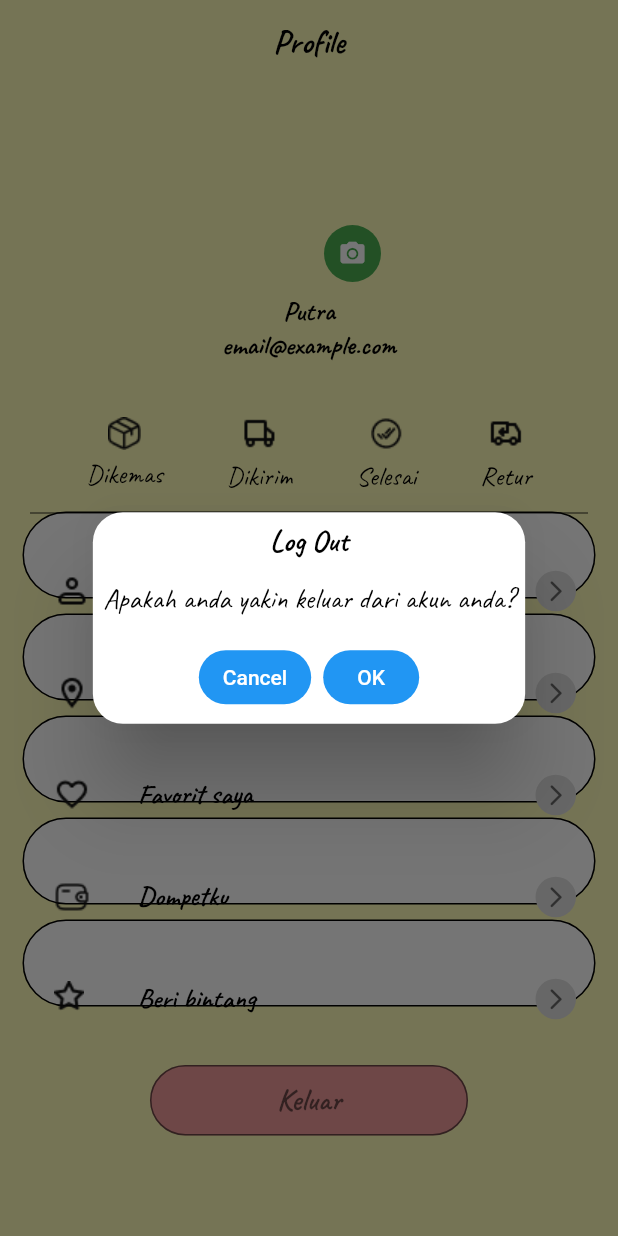
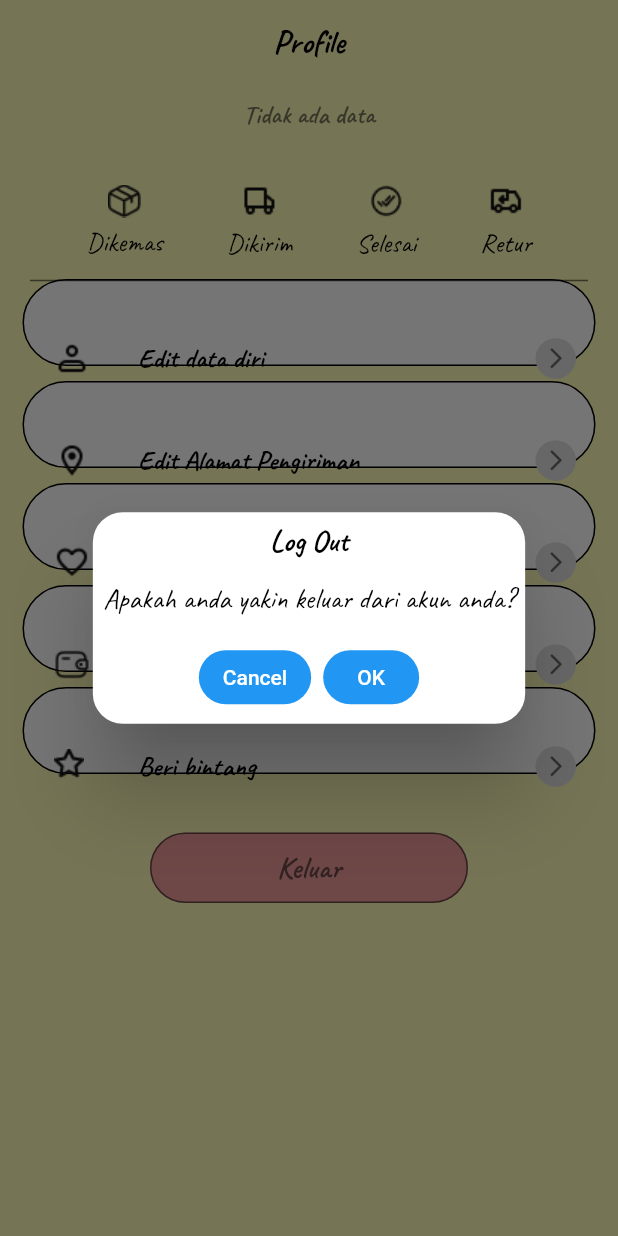
Before and after one commit to craftgirlsss/craftgirlsss-flutter, a Flutter app: the ProfileTab screen opened directly, after a tap on "Keluar", on a phone screen of 412 x 824 dp. Run offline on Flutter 3.47's test engine with Material 2 defaults, Android fonts, the light colour scheme and no system bars; our stand-ins replace animated_text_kit, bottom_navy_bar, get, image_picker, photo_view, shared_preferences and 2 more; missing offline and left inert: jumping_dot; accounts and stored records are empty.

Commit message:
fetch profiles data and crate schema storage supabase

```diff
--- a/lib/src/controllers/GetxController/login_controller.dart
+++ b/lib/src/controllers/GetxController/login_controller.dart
@@ -19,7 +19,7 @@ class LoginCrontroller extends GetxController {
     SharedPreferences prefs = await SharedPreferences.getInstance();
     isLoadingSignIn.value = true;
     List checkEmail =
-        await vars.client.from('user').select().eq('email', email);
+        await vars.client.from('user').select('*').eq('email', email);
     if (checkEmail.isNotEmpty) {
       try {
         await vars.client.auth
@@ -67,6 +67,7 @@ class LoginCrontroller extends GetxController {
       }
     } catch (e) {
       kAlertGagal(context, title: e.toString());
+      isLoadingSignUp.value = false;
     }
     isLoadingSignUp.value = false;
   }
--- /dev/null
+++ b/lib/src/controllers/GetxController/profile_controller.dart
@@ -0,0 +1,62 @@
+import 'dart:io';
+import 'package:craftgirlsss/src/models/profilemodels/profilemodels.dart';
+import 'package:craftgirlsss/src/view-models/popup/alertgagal/alertgagal.dart';
+import 'package:get/get.dart';
+import 'package:craftgirlsss/src/helpers/globalvariable/variablehelper.dart'
+    as vars;
+import 'package:image_picker/image_picker.dart';
+import 'package:supabase_flutter/supabase_flutter.dart';
+
+class ProfileController extends GetxController {
+  var isLoadingProfilePage = false.obs;
+  var isLoadingUploadImage = false.obs;
+  var profileModels = <ProfileModels>[].obs;
+  var urlPhotoSupabase = ''.obs;
+  var id = vars.client.auth.currentUser?.id;
+  @override
+  void onInit() {
+    super.onInit();
+    fetchProfile();
+  }
+
+  fetchProfile() async {
+    isLoadingProfilePage.value = true;
+    try {
+      List resultProfilesDetail =
+          await vars.client.from('cr_profiles').select('*').eq('user_uuid', id);
+      profileModels.value =
+          resultProfilesDetail.map((e) => ProfileModels.fromJson(e)).toList();
+      isLoadingProfilePage.value = false;
+    } catch (e) {
+      isLoadingProfilePage.value = false;
+    }
+    isLoadingProfilePage.value = false;
+  }
+
+  uploadImageProfile(context, {ImageSource? media}) async {
+    isLoadingUploadImage.value = true;
+    XFile? image;
+    final ImagePicker picker = ImagePicker();
+    var img = await picker.pickImage(source: media!);
+    image = img;
+    final avatarFile = File(image!.path);
+    final fileExt = avatarFile.path.split('.').last;
+    String? nameFile = "${DateTime.now().toIso8601String()} + $fileExt";
+    try {
+      var result = await vars.client.storage.from('image_profile').upload(
+          'public/$nameFile', avatarFile,
+          fileOptions: const FileOptions(cacheControl: '3600', upsert: false));
+      String? fullURL = urlPhotoSupabase.value + result;
+      print(result);
+      var resultWrite = await vars.client
+          .from('cr_profiles')
+          .update({'url_profile': fullURL}).eq('user_uuid', id);
+      print(resultWrite);
+      isLoadingUploadImage.value = false;
+    } catch (e) {
+      kAlertGagal(context, title: e.toString());
+      isLoadingUploadImage.value = false;
+    }
+    isLoadingUploadImage.value = false;
+  }
+}
--- /dev/null
+++ b/lib/src/helpers/getrandom/getrandomstring.dart
@@ -0,0 +1,7 @@
+import 'dart:math';
+
+String chars = 'AaBbCcDdEeFfGgHhIiJjKkLlMmNnOoPpQqRrSsTtUuVvWwXxYyZz1234567890';
+Random rnd = Random();
+
+String getRandomString(int length) => String.fromCharCodes(Iterable.generate(
+    length, (_) => chars.codeUnitAt(rnd.nextInt(chars.length))));
--- /dev/null
+++ b/lib/src/helpers/modelresult.json
@@ -0,0 +1 @@
+[{"id": 4, "created_at": "2023-09-29T08:05:06.034742+00:00", "deleted": null, "phone": "081237131587", "is_verified": null, "bank_name": null, "bank_account_number": null, "nik": null, "name": "Saputra Budianto", "dob": null, "user_uuid": "7133d0f6-524a-4a65-8b28-642214e55238", "email": "localhosting127.0.0.1@gmail.com"}]
--- /dev/null
+++ b/lib/src/models/profilemodels/profilemodels.dart
@@ -0,0 +1,25 @@
+class ProfileModels {
+  int? id;
+  String? name, phone, email, urlProfile;
+  bool? deleted, isVerified;
+
+  ProfileModels(
+      {this.id,
+      this.name,
+      this.urlProfile,
+      this.email,
+      this.deleted,
+      this.isVerified,
+      this.phone});
+
+  factory ProfileModels.fromJson(Map<String, dynamic> json) {
+    return ProfileModels(
+        id: json['id'],
+        name: json['name'] ?? '-',
+        email: json['email'] ?? "-",
+        urlProfile: json['url_profile'] ?? '-',
+        isVerified: json['is_verified'],
+        phone: json['phone'] ?? '0',
+        deleted: json['deleted']);
+  }
+}
--- /dev/null
+++ b/lib/src/view-models/nodata/nodata.dart
@@ -0,0 +1,11 @@
+import 'package:craftgirlsss/src/view-models/fontstyles/title.dart';
+import 'package:flutter/material.dart';
+
+Center kNoData() {
+  return Center(
+      child: Text("Tidak ada data",
+          style: title(
+              fontSize: 17,
+              color: Colors.black54,
+              fontWeight: FontWeight.bold)));
+}
--- a/lib/src/view-models/profilephoto/profilephoto.dart
+++ b/lib/src/view-models/profilephoto/profilephoto.dart
@@ -5,7 +5,7 @@ import 'package:get/get.dart';
 
 Widget photo(context,
     {String? nama,
-    Function()? onPressed,
+    Function()? onPressedButtonChange,
     String? urlPhoto,
     String? email,
     bool? button}) {
@@ -15,7 +15,7 @@ Widget photo(context,
       child: Column(
         children: [
           profilePhotoChange(context,
-              onPressed: onPressed,
+              onPressed: onPressedButtonChange,
               button: button,
               urlProfile:
                   urlPhoto ?? 'https://googleflutter.com/sample_image.jpg'),
--- a/lib/src/views/forgotpassword/forgotpassword.dart
+++ b/lib/src/views/forgotpassword/forgotpassword.dart
@@ -24,7 +24,11 @@ class _ForgotPasswordState extends State<ForgotPassword> {
       onTap: () => FocusManager.instance.primaryFocus?.unfocus(),
       child: Scaffold(
         backgroundColor: const Color(0xfffffcb9),
-        appBar: kAppBar(context, isTitle: false),
+        appBar: kAppBar(
+          context,
+          isTitle: false,
+          autoImplyLeading: true,
+        ),
         body: Form(
           key: formKey,
           child: ListView(
--- a/lib/src/views/home/home.dart
+++ b/lib/src/views/home/home.dart
@@ -1,6 +1,5 @@
 import 'package:craftgirlsss/src/view-models/appbars/appbar.dart';
 import 'package:craftgirlsss/src/view-models/backgrounds/backgroundimage/backgroundimage.dart';
-import 'package:craftgirlsss/src/view-models/containers/containerdiscount/containerdiscount.dart';
 import 'package:craftgirlsss/src/view-models/fontstyles/title.dart';
 import 'package:craftgirlsss/src/views/profile/profile.dart';
 import 'package:flutter/material.dart';
--- a/lib/src/views/profile/profile.dart
+++ b/lib/src/views/profile/profile.dart
@@ -1,6 +1,13 @@
+import 'dart:io';
+import 'dart:math';
+
+import 'package:craftgirlsss/src/controllers/GetxController/profile_controller.dart';
+import 'package:craftgirlsss/src/helpers/getrandom/getrandomstring.dart';
 import 'package:craftgirlsss/src/view-models/appbars/appbaronlytitle.dart';
 import 'package:craftgirlsss/src/view-models/buttons/elevatedbuttons.dart';
 import 'package:craftgirlsss/src/view-models/listtiles/listtileprofile.dart';
+import 'package:craftgirlsss/src/view-models/loadings/loading.dart';
+import 'package:craftgirlsss/src/view-models/nodata/nodata.dart';
 import 'package:craftgirlsss/src/view-models/popup/alerttidaktau/alerttidaktau.dart';
 import 'package:craftgirlsss/src/view-models/profilephoto/profilephoto.dart';
 import 'package:craftgirlsss/src/view-models/rows/rowsinfopengiriman/rowsinfopengiriman.dart';
@@ -8,7 +15,11 @@ import 'package:craftgirlsss/src/views/login/login.dart';
 import 'package:flutter/material.dart';
 import 'package:craftgirlsss/src/helpers/globalvariable/variablehelper.dart'
     as vars;
+import 'package:get/get.dart';
+import 'package:image_picker/image_picker.dart';
 import 'package:shared_preferences/shared_preferences.dart';
+import 'package:supabase/supabase.dart';
+import 'package:supabase_flutter/supabase_flutter.dart';
 
 class ProfileTab extends StatefulWidget {
   const ProfileTab({super.key});
@@ -18,19 +29,36 @@ class ProfileTab extends StatefulWidget {
 }
 
 class _ProfileTabState extends State<ProfileTab> {
+  ProfileController profileC = Get.put(ProfileController());
   @override
   Widget build(BuildContext context) {
-    return Scaffold(
+    return RefreshIndicator(
+      onRefresh: () async {
+        await profileC.fetchProfile();
+      },
+      child: Scaffold(
         backgroundColor: const Color(0xfffffcb9),
         appBar: kAppBarOnlyTitle(titleText: "Profile"),
         body: ListView(
           padding: const EdgeInsets.all(10),
           children: [
-          photo(context,
+            Obx(
+              () => profileC.isLoadingProfilePage.value == true
+                  ? kLoading()
+                  : profileC.profileModels.isNotEmpty
+                      ? photo(context,
                           button: true,
-              email: "email@example.com",
-              nama: "Putra",
-              onPressed: () {}),
+                          urlPhoto:
+                              "https://zhfjjcaxzhmrexhkzest.supabase.co/storage/v1/object/${profileC.profileModels[0].urlProfile}",
+                          email: profileC.profileModels[0].email,
+                          nama: profileC.profileModels[0].name,
+                          onPressedButtonChange: () async {
+                          getImage(ImageSource.gallery);
+                          // await profileC.uploadImageProfile(context,
+                          //     media: ImageSource.gallery);
+                        })
+                      : kNoData(),
+            ),
             const SizedBox(height: 30),
             kRowsInfoPengiriman(),
             const Padding(
@@ -62,7 +90,8 @@ class _ProfileTabState extends State<ProfileTab> {
                     isNeedCancelButton: true,
                     content: "Apakah anda yakin keluar dari akun anda?",
                     onOK: () async {
-                SharedPreferences prefs = await SharedPreferences.getInstance();
+                  SharedPreferences prefs =
+                      await SharedPreferences.getInstance();
                   await vars.client.auth.signOut();
                   await prefs.setBool('loggedIn', false);
                   Future.delayed(
@@ -77,35 +106,34 @@ class _ProfileTabState extends State<ProfileTab> {
             ),
           ],
         ),
+      ),
     );
   }
 
-  // XFile? image;
+  XFile? image;
+  String? urlUploadedImage;
+  final ImagePicker picker = ImagePicker();
 
-  // String? urlUploadedImage;
-
-  // final ImagePicker picker = ImagePicker();
-
-  // //fungsi untuk mengambil, upload dan get gambar
-  // Future getImage(ImageSource media) async {
-  //   var img = await picker.pickImage(source: media);
-  //   setState(() {
-  //     image = img;
-  //   });
-  //   final avatarFile = File(image!.path);
-  //   final fileExt = avatarFile.path.split('.').last;
-  //   final fileName = '${DateTime.now()}.$fileExt';
-  //   //upload image
-  //   final result = await vars.client.storage.from('avatars').upload(
-  //         "public/$fileName",
-  //         avatarFile,
-  //         fileOptions: const FileOptions(cacheControl: '3600', upsert: false),
-  //       );
-  //   String? fullURL = settingC.urlPhotoSupabase.value + result;
-  //   //update profile
-  //   var id = Supabase.instance.client.auth.currentUser!.id;
-  //   await vars.client
-  //       .from('profiles')
-  //       .update({'profile_url': fullURL}).eq('user_uuid', id);
-  // }
+  //fungsi untuk mengambil, upload dan get gambar
+  Future getImage(ImageSource media) async {
+    var img = await picker.pickImage(source: media);
+    setState(() {
+      image = img;
+    });
+    final avatarFile = File(image!.path);
+    final fileExt = avatarFile.path.split('.').last;
+    final fileName = '${getRandomString(6)}.$fileExt';
+    //upload image
+    final result = await vars.client.storage.from('avatars').upload(
+          "public/$fileName",
+          avatarFile,
+          fileOptions: const FileOptions(cacheControl: '3600', upsert: false),
+        );
+    String? fullURL = profileC.urlPhotoSupabase.value + result;
+    //update profile
+    var id = Supabase.instance.client.auth.currentUser!.id;
+    await vars.client
+        .from('cr_profiles')
+        .update({'url_profile': fullURL}).eq('user_uuid', id);
   }
+}
--- a/lib/src/views/signup/signup.dart
+++ b/lib/src/views/signup/signup.dart
@@ -28,7 +28,7 @@ class _SignUpState extends State<SignUp> {
       onTap: () => FocusManager.instance.primaryFocus?.unfocus(),
       child: Scaffold(
         backgroundColor: const Color(0xfffffcb9),
-        appBar: kAppBar(context, isTitle: false),
+        appBar: kAppBar(context, isTitle: false, autoImplyLeading: true),
         body: Form(
           key: form,
           child: ListView(
```
Also changed, not shown: lib/src/view-models/loadings/loading.dart (+4 -19 lines), pubspec.yaml (+7 -34 lines), pubspec.lock, 5 other files. Lines whose indentation alone changed are shown as unchanged.
